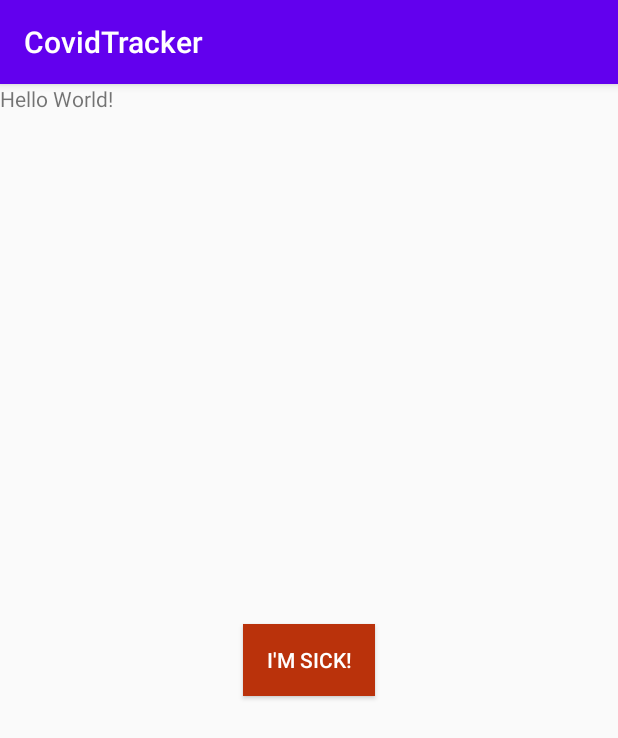
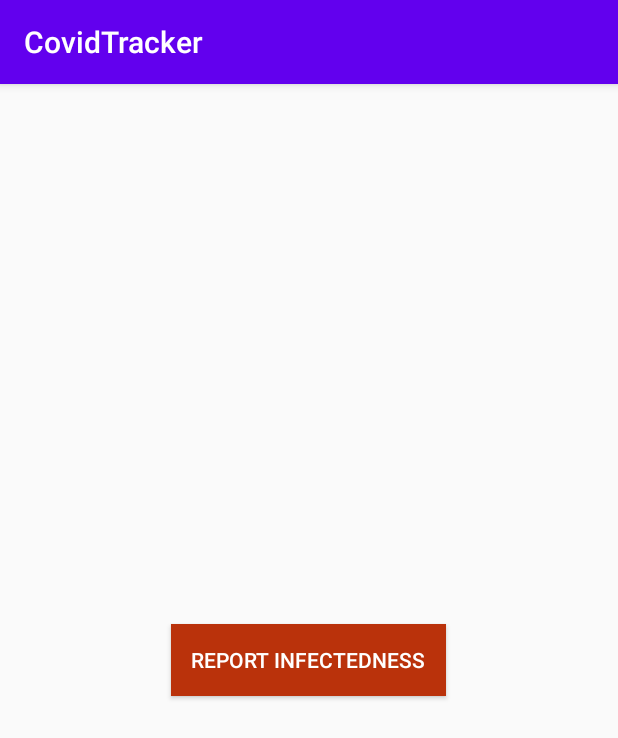
Before and after one commit to ogi02/CovidTracker, an Android app: the screen it shows after launch (MainActivity), on a phone screen of 412 x 824 dp. Shown: the top 738 px of the screen. Run offline under Robolectric (Android 15) with nearby library versions, the light colour scheme and no system bars.

Commit message:
[UPDATE] change in button appearance

```diff
--- a/client/app/src/main/java/cc/holdinga/covidtracker/MainActivity.java
+++ b/client/app/src/main/java/cc/holdinga/covidtracker/MainActivity.java
@@ -24,7 +24,7 @@ public class MainActivity extends AppCompatActivity {
 
         registerDevice();
 
-        Button alertButton = findViewById(R.id.alertButton);
+        Button alertButton = findViewById(R.id.reportInfectedness);
         alertButton.setOnClickListener(view -> reportInfectedness());
     }
 
--- a/client/app/src/main/res/layout/activity_main.xml
+++ b/client/app/src/main/res/layout/activity_main.xml
@@ -6,23 +6,15 @@
     android:layout_width="match_parent"
     android:layout_height="match_parent"
     tools:context=".MainActivity">
-    <TextView
-        android:layout_width="wrap_content"
-        android:layout_height="wrap_content"
-        android:text="Hello World!"
-        android:id="@+id/hello"
-        app:layout_constraintBottom_toBottomOf="parent"
-        app:layout_constraintLeft_toLeftOf="parent"
-        app:layout_constraintRight_toRightOf="parent"
-        app:layout_constraintTop_toTopOf="parent"/>
     <Button
             android:layout_width="wrap_content"
             android:layout_height="wrap_content"
             android:background="@color/colorAlert"
-        android:id="@+id/alertButton"
-        android:text="I'm sick!"
+            android:id="@+id/reportInfectedness"
+            android:text="Report Infectedness"
             android:layout_centerInParent="true"
             android:textColor="@color/colorWhite"
+            android:padding="20px"
     ></Button>
 
 </RelativeLayout>
```
Lines whose indentation alone changed are shown as unchanged.
